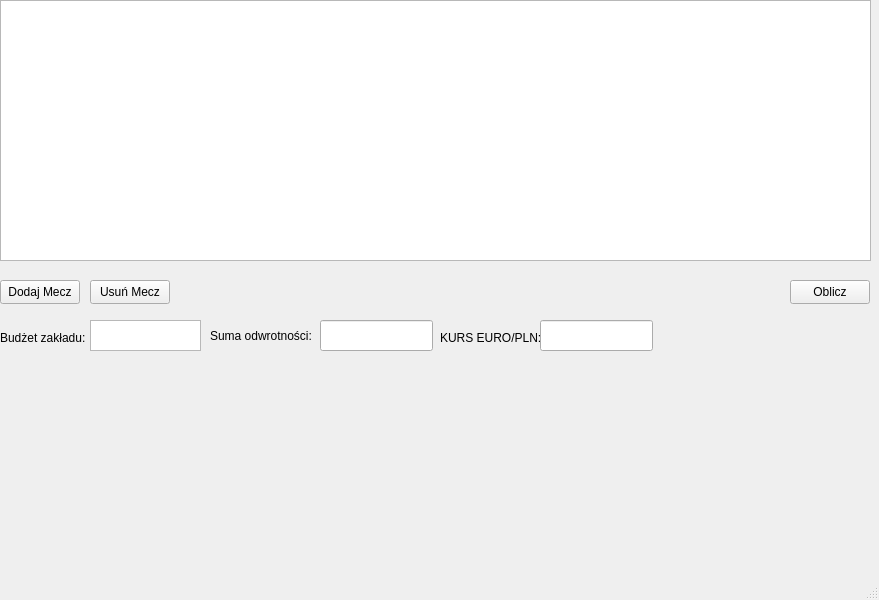
Qt form mainwindow.ui (tutekxd123/SureBetsCalculator) before a commit.
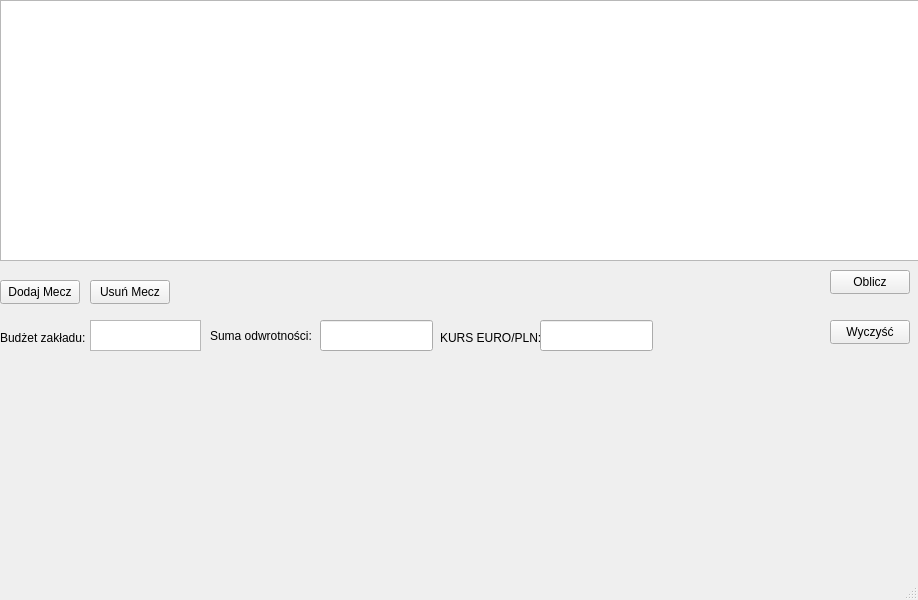
The same form after that commit.

The edit to the form file:
```diff
--- a/mainwindow.ui
+++ b/mainwindow.ui
@@ -6,10 +6,16 @@
    <rect>
     <x>0</x>
     <y>0</y>
-    <width>879</width>
+    <width>918</width>
     <height>600</height>
    </rect>
   </property>
+  <property name="sizePolicy">
+   <sizepolicy hsizetype="Fixed" vsizetype="Fixed">
+    <horstretch>0</horstretch>
+    <verstretch>0</verstretch>
+   </sizepolicy>
+  </property>
   <property name="windowTitle">
    <string>Kalkulator SureBet</string>
   </property>
@@ -19,10 +25,22 @@
      <rect>
       <x>0</x>
       <y>0</y>
-      <width>871</width>
+      <width>921</width>
       <height>261</height>
      </rect>
     </property>
+    <property name="sizePolicy">
+     <sizepolicy hsizetype="Fixed" vsizetype="Fixed">
+      <horstretch>0</horstretch>
+      <verstretch>0</verstretch>
+     </sizepolicy>
+    </property>
+    <property name="autoFillBackground">
+     <bool>false</bool>
+    </property>
+    <property name="showGrid">
+     <bool>true</bool>
+    </property>
    </widget>
    <widget class="QPushButton" name="addButton">
     <property name="geometry">
@@ -76,8 +94,8 @@
    <widget class="QPushButton" name="pushButton_2">
     <property name="geometry">
      <rect>
-      <x>790</x>
-      <y>280</y>
+      <x>830</x>
+      <y>270</y>
       <width>80</width>
       <height>24</height>
      </rect>
@@ -135,6 +153,19 @@
      </rect>
     </property>
    </widget>
+   <widget class="QPushButton" name="wyczyscbutton">
+    <property name="geometry">
+     <rect>
+      <x>830</x>
+      <y>320</y>
+      <width>80</width>
+      <height>24</height>
+     </rect>
+    </property>
+    <property name="text">
+     <string>Wyczyść</string>
+    </property>
+   </widget>
   </widget>
   <widget class="QMenuBar" name="menubar">
    <property name="geometry">
```
Left out of the diff: 2 changed lines with no effect on the pictures.
